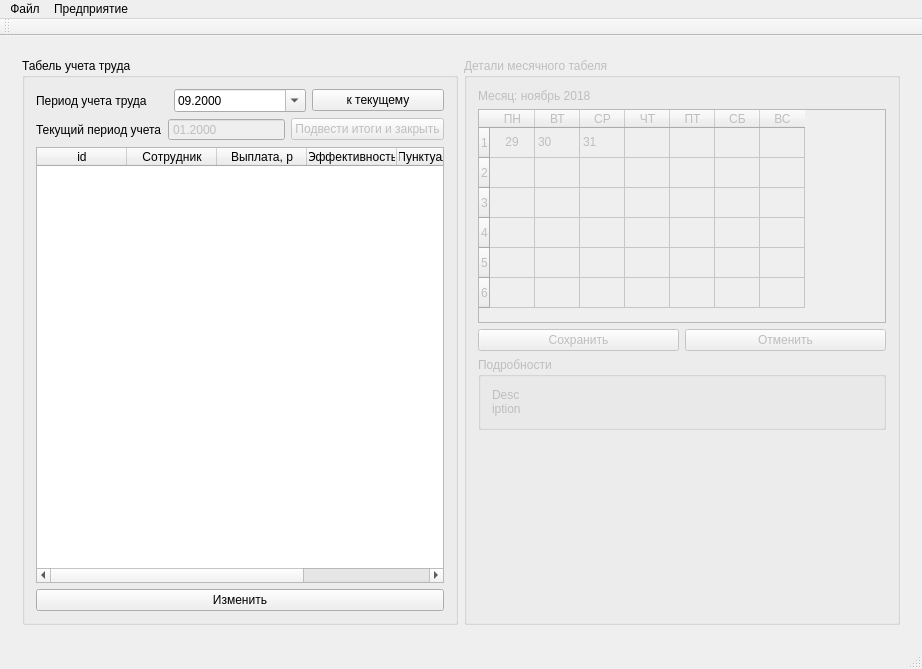
Above: SalaryCount/SalaryCount/salarycount.ui from artemkurylev/mdkp before the change. Below: the same form after it.
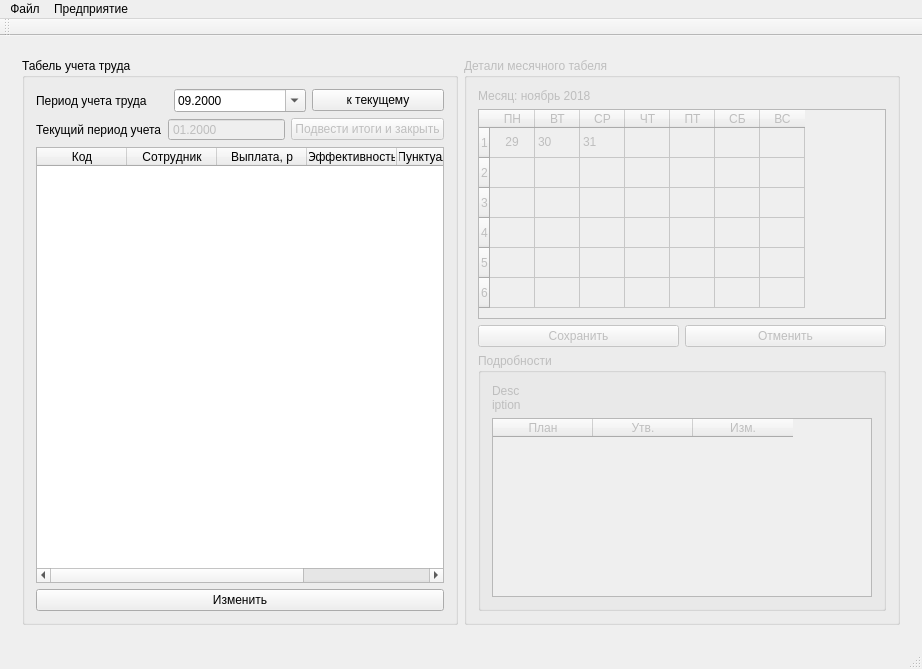
That is the form after the change. Icons and pictures are not drawn.

Patch:
```diff
--- a/SalaryCount/SalaryCount/salarycount.ui
+++ b/SalaryCount/SalaryCount/salarycount.ui
@@ -538,25 +538,43 @@
                 </property>
                </widget>
               </item>
+              <item>
+               <widget class="QTableWidget" name="Description_table">
+                <property name="autoScrollMargin">
+                 <number>5</number>
+                </property>
+                <property name="editTriggers">
+                 <set>QAbstractItemView::NoEditTriggers</set>
+                </property>
+                <property name="alternatingRowColors">
+                 <bool>true</bool>
+                </property>
+                <property name="selectionMode">
+                 <enum>QAbstractItemView::NoSelection</enum>
+                </property>
+                <property name="showGrid">
+                 <bool>false</bool>
+                </property>
+                <column>
+                 <property name="text">
+                  <string>План</string>
+                 </property>
+                </column>
+                <column>
+                 <property name="text">
+                  <string>Утв.</string>
+                 </property>
+                </column>
+                <column>
+                 <property name="text">
+                  <string>Изм.</string>
+                 </property>
+                </column>
+               </widget>
+              </item>
              </layout>
             </widget>
            </item>
-           <item>
-            <spacer name="verticalSpacer_2">
-             <property name="orientation">
-              <enum>Qt::Vertical</enum>
-             </property>
-             <property name="sizeType">
-              <enum>QSizePolicy::Expanding</enum>
-             </property>
-             <property name="sizeHint" stdset="0">
-              <size>
-               <width>20</width>
-               <height>120</height>
-              </size>
-             </property>
-            </spacer>
-           </item>
           </layout>
          </widget>
         </item>
@@ -709,7 +727,7 @@
              </attribute>
              <column>
               <property name="text">
-               <string>id</string>
+               <string>Код</string>
               </property>
              </column>
              <column>
```
Left out of the diff: 6 changed lines with no effect on the pictures.
